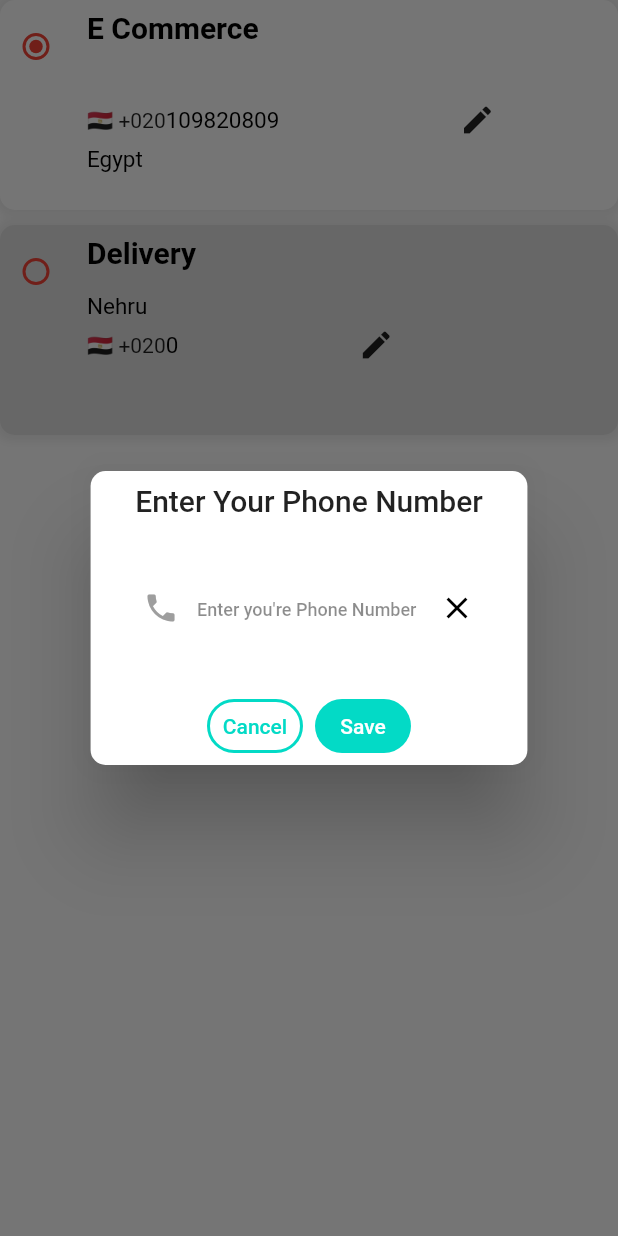
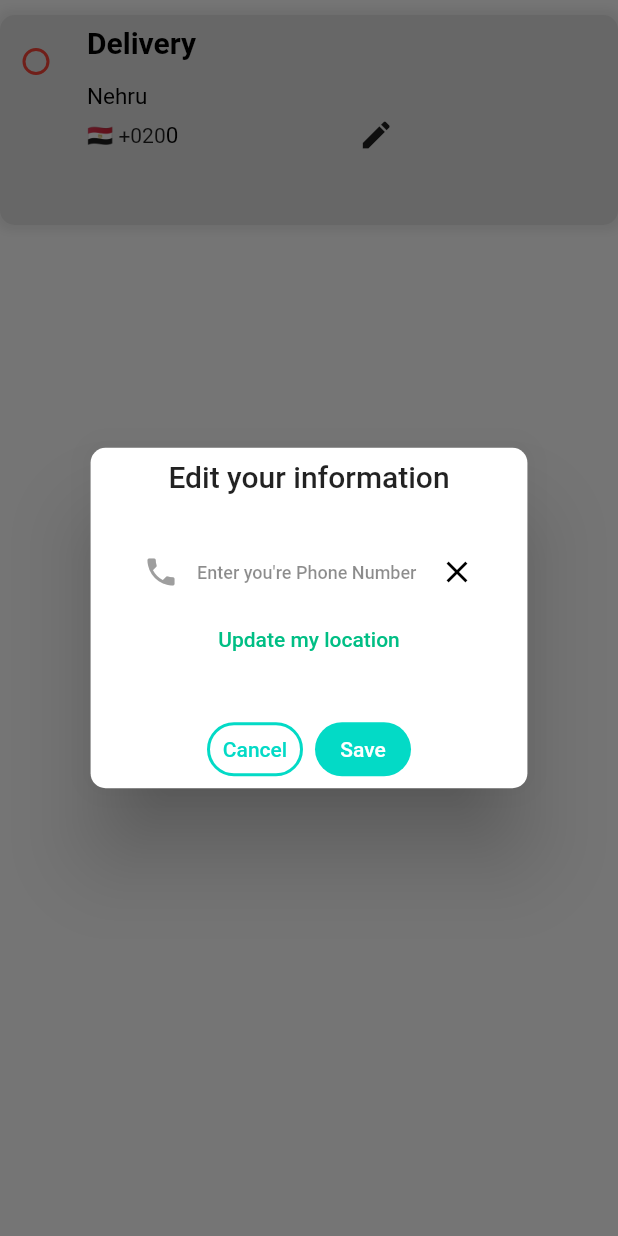
Before and after one commit to NehruJr/ECommerce, a Flutter app: the DeliveryDetails widget shown alone on an empty page, opened directly, after a tap on the "edit" icon, on a phone screen of 412 x 824 dp. Run offline on Flutter 3.47's test engine with Material 2 defaults, Android fonts, the phone set to English and light mode, and no system bars; our stand-ins replace badges, carousel_slider, firebase_auth, firebase_core, flutter_rating_bar, geocoding and 6 more; missing offline and left inert: pay; accounts and stored records are empty; network calls fail.

Commit message:
edit location , add payment

```diff
--- a/lib/logic/controllers/payment_controller.dart
+++ b/lib/logic/controllers/payment_controller.dart
@@ -1,10 +1,12 @@
 import 'package:get/get.dart';
 import 'package:geolocator/geolocator.dart';
 import 'package:geocoding/geocoding.dart';
+import 'package:pay/pay.dart';
 
 class PaymentController extends GetxController {
   RxInt phoneNumber = 0.obs;
   var address = ''.obs;
+  var paymentItems = <PaymentItem>[].obs;
 
   Future<void> updateAddress() async{
     Position position = await _determinePosition();
@@ -38,4 +40,22 @@ class PaymentController extends GetxController {
 
     return await Geolocator.getCurrentPosition();
   }
+
+
+  void makeGooglePay({required String amount, required String label}) {
+    paymentItems.add(
+      PaymentItem(
+        label: label,
+        amount: amount,
+        status: PaymentItemStatus.final_price,
+      ),
+    );
+
+    update();
+  }
+
+  void removeGooglePay() {
+    paymentItems.clear();
+    update();
+  }
 }
--- a/lib/view/widgets/home/card_items.dart
+++ b/lib/view/widgets/home/card_items.dart
@@ -68,7 +68,7 @@ class ItemsCard extends StatelessWidget {
       padding: const EdgeInsets.all(5),
       child: InkWell(
         onTap: () {
-          Get.to(() => ProductDetailsScreen(
+          Get.offAll(() => ProductDetailsScreen(
                 productModel: productModel,
               ));
         },
--- a/lib/view/widgets/home/search_bar.dart
+++ b/lib/view/widgets/home/search_bar.dart
@@ -13,6 +13,7 @@ class SearchBar extends StatelessWidget {
     return GetBuilder<ProductController>(
       builder: (_) {
         return TextField(
+          autofocus: false,
           cursorColor: Colors.black,
           keyboardType: TextInputType.text,
           controller: controller.searchTextController,
--- a/lib/view/widgets/payment/delivery_container.dart
+++ b/lib/view/widgets/payment/delivery_container.dart
@@ -22,19 +22,6 @@ class _DeliveryDetailsState extends State<DeliveryDetails> {
     return Obx(() {
   return Column(
       children: [
-        buildRadioContainer(
-            value: 1,
-            color: radioIsSelected ? Colors.grey.shade300 : Colors.white,
-            address: 'Egypt',
-            onChanged: (int? value) {
-              setState(() {
-                radioContainerIndex = value!;
-                radioIsSelected = !radioIsSelected;
-              });
-            },
-            name: authController.userDisplayName.value,
-            phone: 0109820809,
-            title: 'E Commerce'),
         const SizedBox(
           height: 10,
         ),
@@ -117,7 +104,7 @@ class _DeliveryDetailsState extends State<DeliveryDetails> {
               ),
               Row(
                 children: [
-                  Text('🇪🇬 +020'),
+                  const Text('🇪🇬 +020'),
                   TextUtils(
                       text: phone.toString(),
                       color: Colors.black,
@@ -127,17 +114,25 @@ class _DeliveryDetailsState extends State<DeliveryDetails> {
                     width: 120,
                   ),
                   InkWell(
-                    child: Icon(Icons.edit),
+                    child: const Icon(Icons.edit),
                     onTap: () {
                       Get.defaultDialog(
-                        title: 'Enter Your Phone Number',
+                        title: 'Edit your information',
                         backgroundColor: Colors.white,
                         radius: 10,
-                        content: Padding(
+                        content: SizedBox(
+                          height: 120,
+                          width: double.infinity,
+                          child: Padding(
                             padding: const EdgeInsets.all(15.0),
+                            child: Column(
+                              children: [
+                                Expanded(
                                   child: TextField(
+                                    autofocus: false,
+                                    enableInteractiveSelection: false,
                                     cursorColor: Colors.black,
-                            keyboardType: TextInputType.text,
+                                    keyboardType: TextInputType.number,
                                     controller: phoneNumberController,
                                     decoration: InputDecoration(
                                       fillColor: Colors.white,
@@ -178,6 +173,18 @@ class _DeliveryDetailsState extends State<DeliveryDetails> {
                                     ),
                                   ),
                                 ),
+                                Center(
+                                  child: TextButton(
+                                    child: const Text('Update my location'),
+                                    onPressed: (){
+                                      paymentController.updateAddress();
+                                    },
+                                  ),
+                                ),
+                              ],
+                            ),
+                          ),
+                        ),
                         textCancel: 'Cancel',
                         textConfirm: 'Save',
                         //confirmTextColor: kMainColor,
@@ -186,12 +193,11 @@ class _DeliveryDetailsState extends State<DeliveryDetails> {
                           Get.toNamed(RoutesNames.paymentScreen);
                         },
                         onConfirm: () {
-                          if(phoneNumberController.text.length ==11 || phoneNumberController.text.length ==10) {
                             paymentController.phoneNumber.value =
                                 int.parse(phoneNumberController.text);
                             paymentController.updateAddress();
                             Get.back();
-                          }
+
                         },
                       );
                     },
--- a/lib/view/widgets/settings/app_mode.dart
+++ b/lib/view/widgets/settings/app_mode.dart
@@ -20,7 +20,7 @@ class AppMode extends StatelessWidget {
           customIcon(
             icon: Icons.dark_mode,
             color: kDarkSettings,
-            title: "Dark Mode".tr,
+            title: "Dark Mode".tr ,
           ),
           Switch(
             activeTrackColor: Get.isDarkMode ? kPinkClr : kMainColor,
--- a/pubspec.yaml
+++ b/pubspec.yaml
@@ -20,6 +20,7 @@ dependencies:
   geolocator: ^8.0.1
   geocoding: ^2.0.1
   readmore: null
+  pay: ^1.0.8
 dev_dependencies:
   flutter_test: {sdk: flutter}
   flutter_lints: ^1.0.4
```
Also changed, not shown: lib/view/screens/favourites_screen/favourites_screen.dart (+10 -1 lines), lib/view/screens/payment_screen/payment.dart (+45 -8 lines), lib/view/widgets/payment/payment_methods.dart (+19 -34 lines), pubspec.lock, 1 other file. Lines whose indentation alone changed are shown as unchanged.
